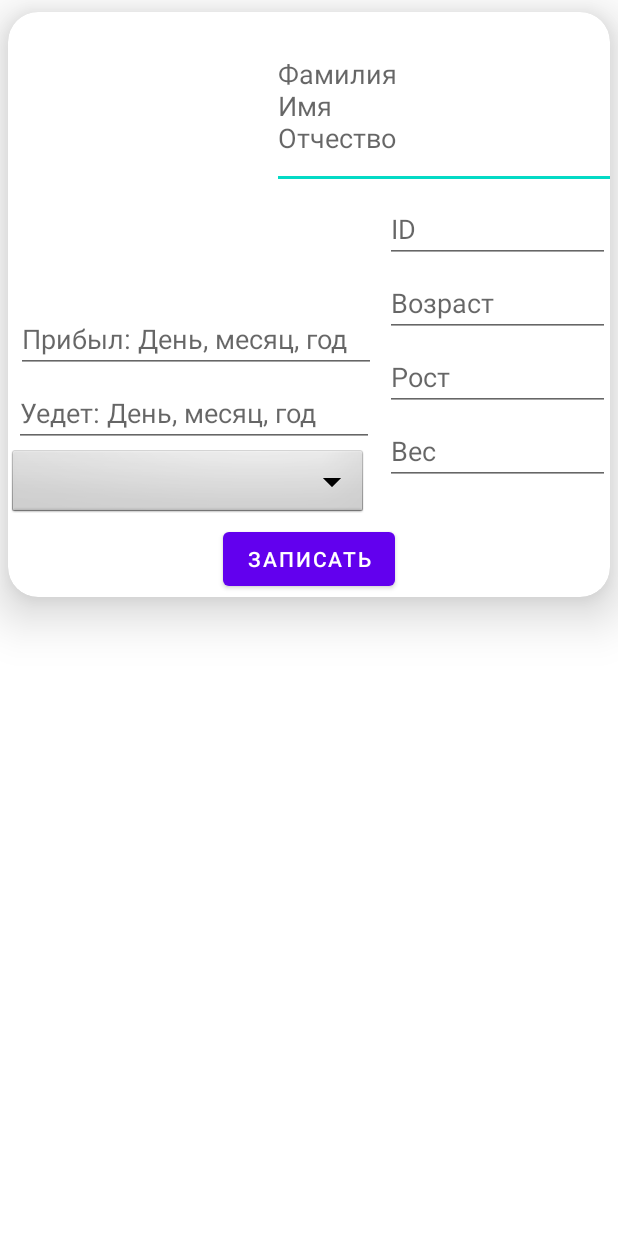
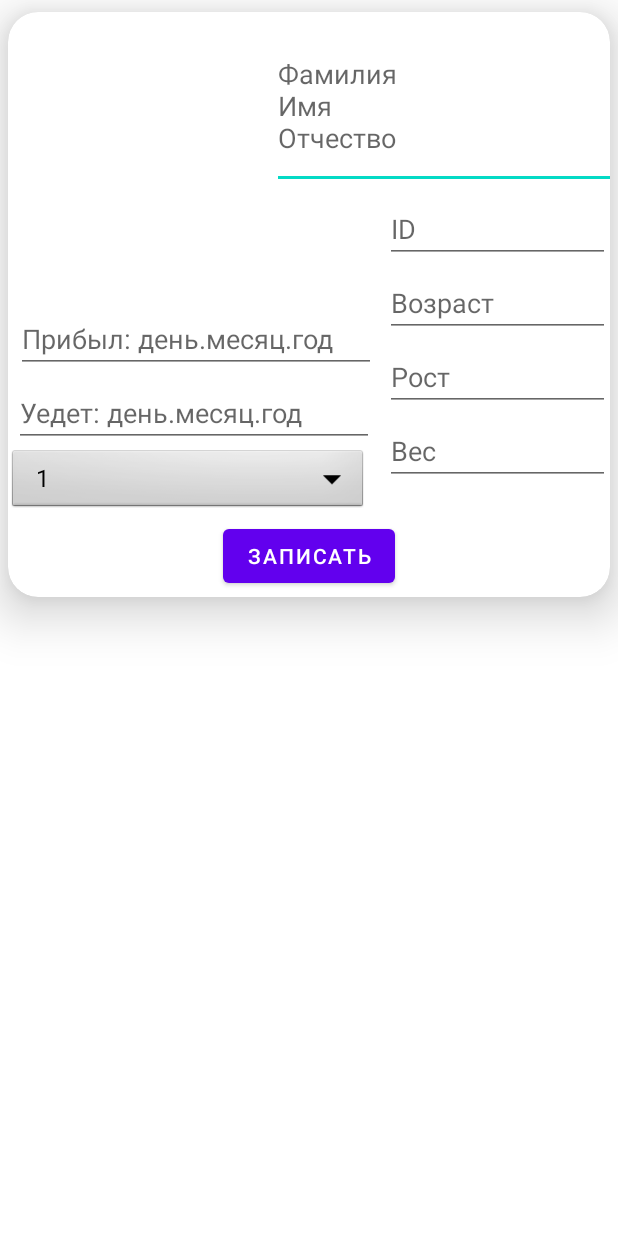
Before and after one commit to downwine/Pisos, an Android app: the WriteActivity screen opened directly, with no data from a screen before it, after a tap on "ЗАПИСАТЬ", on a phone screen of 412 x 824 dp. Run offline under Robolectric (Android 15) with nearby library versions, the phone set to English and light mode, and no system bars; our stand-ins replace Firebase (no records; nobody signed in at launch, a user with empty details on screens opened directly); 5 statements that could not run were skipped.

Commit message:
записывается в БД

```diff
--- a/app/src/main/java/com/example/myapplication/CardAdapter.java
+++ b/app/src/main/java/com/example/myapplication/CardAdapter.java
@@ -35,6 +35,7 @@ public class CardAdapter extends RecyclerView.Adapter<CardAdapter.ViewHolder> {
         CardDataModel cardDataModel = cards.get(position);
         Locale locale = new Locale("ru");
         Locale.setDefault(locale);
+        //ANNYS ANNUS АННУС
         //holder.photoView.setImageResource(cardDataModel.getPhoto());
         holder.caseView.setText(cardDataModel.getName_criminal_case());
         holder.fioView.setText(cardDataModel.getFio());
@@ -55,6 +56,7 @@ public class CardAdapter extends RecyclerView.Adapter<CardAdapter.ViewHolder> {
         final TextView ageView, fioView, heightView, weightView, caseView, welcomeView, byeView;
         ViewHolder(View view){
             super(view);
+            //ANNYS ANNUS АННУС
             //photoView = view.findViewById(R.id.prisoner_img);
             caseView = view.findViewById(R.id.case_txt);
             fioView = view.findViewById(R.id.fio_txt);
--- a/app/src/main/java/com/example/myapplication/CardDataModel.java
+++ b/app/src/main/java/com/example/myapplication/CardDataModel.java
@@ -12,8 +12,9 @@ public class CardDataModel {
     private Double height;
     private Double weight;
     private Date welcome, bye;
-    //private String photo;
+    private String photo;
 
+    //ANNYS ANNUS АННУС
     public CardDataModel(String name_criminal_case, String fio, Integer age, Double height, Double weight,
                          Date welcome, Date bye) {//String photo) {
         this.name_criminal_case = name_criminal_case;
@@ -66,9 +67,9 @@ public class CardDataModel {
         return weight;
     }
 
-//    public String getPhoto() {
-//        return photo;
-//    }
+    public String getPhoto() {
+        return photo;
+    }
 
     public void setFio(String fio) {
         this.fio = fio;
@@ -86,7 +87,7 @@ public class CardDataModel {
         this.weight = weight;
     }
 
-//    public void setPhoto(String photo) {
-//        this.photo = photo;
-//    }
+    public void setPhoto(String photo) {
+        this.photo = photo;
+    }
 }
--- a/app/src/main/java/com/example/myapplication/write/WriteActivity.java
+++ b/app/src/main/java/com/example/myapplication/write/WriteActivity.java
@@ -3,7 +3,9 @@ package com.example.myapplication.write;
 import android.content.Intent;
 import android.os.Bundle;
 import android.view.View;
+import android.widget.ArrayAdapter;
 import android.widget.EditText;
+import android.widget.Spinner;
 
 import androidx.annotation.Nullable;
 import androidx.appcompat.app.AppCompatActivity;
@@ -18,8 +20,8 @@ import com.google.firebase.database.FirebaseDatabase;
 import java.util.Date;
 
 public class WriteActivity extends AppCompatActivity {
-    private EditText edLogin, edPassword;
-    private FirebaseAuth mAuth;
+    private EditText edFio, edID, edAge, edHeight, edWeight, edWelcome, edBye;
+    private Spinner spinner;
     private DatabaseReference dbPrisoner;
 
     @Override
@@ -36,31 +38,44 @@ public class WriteActivity extends AppCompatActivity {
     @Override
     protected void onStart() {
         super.onStart();
-//        FirebaseUser cUser = mAuth.getCurrentUser();
-//        if (cUser != null) {
-//            Toast.makeText(this, "User not null", Toast.LENGTH_SHORT).show();
-//        } else {
-//            Toast.makeText(this, "User null", Toast.LENGTH_SHORT).show();
-//        }
     }
 
     private void init() {
-        edLogin = findViewById(R.id.edLogin);
-        edPassword = findViewById(R.id.edPassword);
-        mAuth = FirebaseAuth.getInstance();
+        //get the spinner from the xml.
+        spinner = findViewById(R.id.spinner);
+        //create a list of items for the spinner.
+        //АНУС ANNUS ANNYS сделать заполнение списка из бд
+        String[] items = new String[]{"1", "2", "three"};
+        //create an adapter to describe how the items are displayed, adapters are used in several places in android.
+        ArrayAdapter<String> adapter = new ArrayAdapter<>(this, android.R.layout.simple_spinner_dropdown_item, items);
+        //set the spinners adapter to the previously created one.
+        spinner.setAdapter(adapter);
+
+        edFio = findViewById(R.id.fio_ed);
+        edID = findViewById(R.id.id_ed);
+        edAge = findViewById(R.id.age_ed);
+        edHeight = findViewById(R.id.height_ed);
+        edWeight = findViewById(R.id.weight_ed);
+        edWelcome = findViewById(R.id.welcome_ed);
+        edBye = findViewById(R.id.bye_ed);
     }
 
 
     public void onClickWrite(View view) {
 
             String id = dbPrisoner.getKey();
-            String name =  "Васильева- Куприянова София Олеговна";
-            Integer age = 20;
-            Double height = 1.78;
-            Double weight = 100.78;
-            Date welcome = new Date(2022, 01, 01);
-            Date bye = new Date(2023, 01, 01);
-            CrimCase crim_case = new CrimCase(id, "украл", "Вор");
+            String name =  edFio.getText().toString();
+            Integer age = Integer.parseInt(edAge.getText().toString());
+            Double height = Double.parseDouble(edHeight.getText().toString());
+            Double weight = Double.parseDouble(edWeight.getText().toString());
+
+            String[] words = edWelcome.getText().toString().split("\\.");
+            Date welcome = new Date(Integer.parseInt(words[2]), Integer.parseInt(words[1]), Integer.parseInt(words[0]));
+
+            String[] words1 = edBye.getText().toString().split("\\.");
+            Date bye = new Date(Integer.parseInt(words1[2]), Integer.parseInt(words1[1]), Integer.parseInt(words1[0]));
+            //ANNUS ANNYS сделать так чтобы по имени подтягивалось описание
+            CrimCase crim_case = new CrimCase(id, spinner.getSelectedItem().toString(), spinner.getSelectedItem().toString());
             Prisoner newPrisoner = new Prisoner(name, age, height, weight, id, welcome, bye, crim_case.name);
             dbPrisoner.push().setValue(newPrisoner);
         }
--- a/app/src/main/res/layout/filling_card.xml
+++ b/app/src/main/res/layout/filling_card.xml
@@ -102,7 +102,7 @@
         <EditText
             android:id="@+id/welcome_ed"
             android:layout_width="240dp"
-            android:hint="Прибыл: День, месяц, год"
+            android:hint="Прибыл: день.месяц.год"
             android:layout_height="45dp"
             android:layout_marginStart="5dp"
             android:layout_marginTop="5dp"
@@ -117,16 +117,16 @@
             android:layout_marginStart="4dp"
             android:layout_marginTop="4dp"
             android:ems="10"
-            android:hint="Уедет: День, месяц, год"
+            android:hint="Уедет: день.месяц.год"
             android:textColor="@color/black"
             android:textSize="18sp"
             app:layout_constraintStart_toStartOf="parent"
             app:layout_constraintTop_toBottomOf="@+id/welcome_ed" />
 
         <Spinner
-            android:id="@+id/spinner1"
+            android:id="@+id/spinner"
             android:layout_width="240dp"
-            android:layout_height="wrap_content"
+            android:layout_height="45dp"
             android:background="@android:drawable/btn_dropdown"
             android:hint="Статья"
             android:spinnerMode="dropdown"
@@ -142,7 +142,7 @@
             app:layout_constraintBottom_toBottomOf="parent"
             app:layout_constraintEnd_toEndOf="parent"
             app:layout_constraintStart_toStartOf="parent"
-            app:layout_constraintTop_toBottomOf="@+id/spinner1" />
+            app:layout_constraintTop_toBottomOf="@+id/spinner" />
     </androidx.constraintlayout.widget.ConstraintLayout>
 
 </androidx.cardview.widget.CardView>
```
